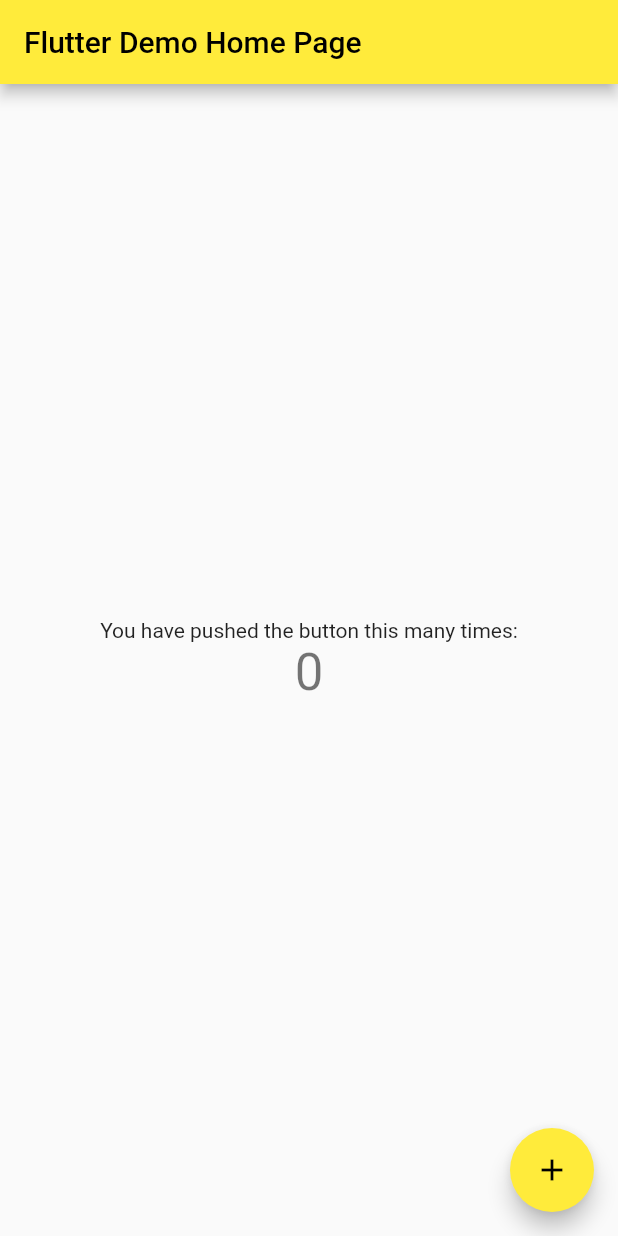
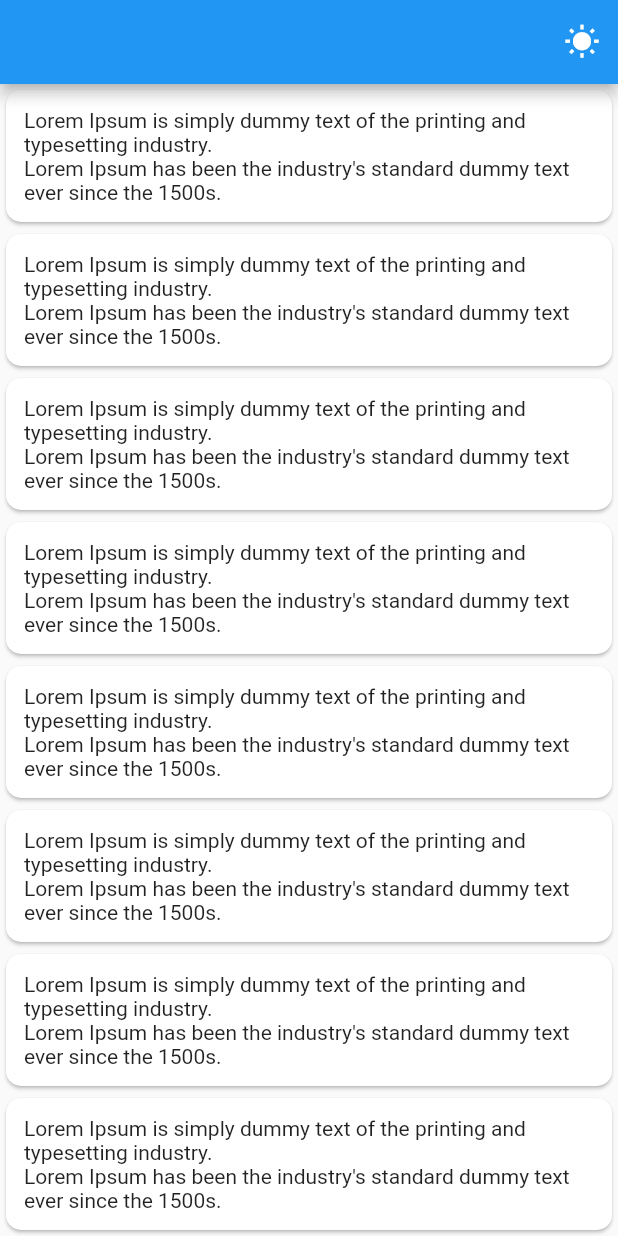
Before and after one commit to bublitz/deep, a Flutter app: the screen it shows after launch, on a phone screen of 412 x 824 dp. Run offline on Flutter 3.47's test engine with Material 2 defaults, Android fonts, the phone set to English and light mode, and no system bars; our stand-ins replace shared_preferences.

Commit message:
add Change Color and Name Theme

```diff
--- a/lib/main.dart
+++ b/lib/main.dart
@@ -1,92 +1,75 @@
+// ignore_for_file: depend_on_referenced_packages, library_private_types_in_public_api, use_key_in_widget_constructors
+
 import 'package:flutter/material.dart';
+import 'package:provider/provider.dart';
+import 'package:teste/theme_model.dart';
 
 void main() {
-  runApp(const MyApp());
+  runApp(MyApp());
 }
 
+/*
+ theme: ThemeData(
+        primarySwatch: Colors.yellow,
+      ),
+*/
+
 class MyApp extends StatelessWidget {
-  const MyApp({Key? key}) : super(key: key);
-
-  // This widget is the root of your application.
   @override
   Widget build(BuildContext context) {
-    return MaterialApp(
-      title: 'Flutter Demo',
-      theme: ThemeData(
-        primarySwatch: Colors.yellow,
-      ),
-      home: const MyHomePage(title: 'Flutter Demo Home Page'),
+    return ChangeNotifierProvider(
+      create: (_) => ThemeModel(),
+      child: Consumer<ThemeModel>(
+          builder: (context, ThemeModel themeNotifier, child) {
+        return MaterialApp(
+          title: 'POC Deep Link',
+          theme: themeNotifier.theme,
+          debugShowCheckedModeBanner: false,
+          home: MyHomePage(),
+        );
+      }),
     );
   }
 }
 
 class MyHomePage extends StatefulWidget {
-  const MyHomePage({Key? key, required this.title}) : super(key: key);
-
-  final String title;
-
   @override
-  State<MyHomePage> createState() => _MyHomePageState();
+  _MyHomePageState createState() => _MyHomePageState();
 }
 
 class _MyHomePageState extends State<MyHomePage> {
-  int _counter = 0;
-
-  void _incrementCounter() {
-    setState(() {
-      _counter++;
+  @override
+  Widget build(BuildContext context) {
+    return Consumer<ThemeModel>(
+        builder: (context, ThemeModel themeNotifier, child) {
+      return Scaffold(
+        appBar: AppBar(
+          title: Text(themeNotifier.team),
+          actions: [
+            IconButton(
+                icon: Icon(themeNotifier.icon),
+                onPressed: () {
+                  themeNotifier.nextTeam();
+                  print("Theme change clicked");
+                })
+          ],
+        ),
+        body: ListView.builder(itemBuilder: (BuildContext context, int index) {
+          return Container(
+            child: Card(
+              shape: RoundedRectangleBorder(
+                  borderRadius: BorderRadius.circular(10)),
+              child: Padding(
+                padding: const EdgeInsets.all(12.0),
+                child: Text(
+                  "Lorem Ipsum is simply dummy text of the printing and typesetting industry. \nLorem Ipsum has been the industry's standard dummy text ever since the 1500s.",
+                  style: TextStyle(fontSize: 14),
+                ),
+              ),
+            ),
+          );
+        }),
+      );
     });
   }
-
-  @override
-  Widget build(BuildContext context) {
-    // This method is rerun every time setState is called, for instance as done
-    // by the _incrementCounter method above.
-    //
-    // The Flutter framework has been optimized to make rerunning build methods
-    // fast, so that you can just rebuild anything that needs updating rather
-    // than having to individually change instances of widgets.
-    return Scaffold(
-      appBar: AppBar(
-        // Here we take the value from the MyHomePage object that was created by
-        // the App.build method, and use it to set our appbar title.
-        title: Text(widget.title),
-      ),
-      body: Center(
-        // Center is a layout widget. It takes a single child and positions it
-        // in the middle of the parent.
-        child: Column(
-          // Column is also a layout widget. It takes a list of children and
-          // arranges them vertically. By default, it sizes itself to fit its
-          // children horizontally, and tries to be as tall as its parent.
-          //
-          // Invoke "debug painting" (press "p" in the console, choose the
-          // "Toggle Debug Paint" action from the Flutter Inspector in Android
-          // Studio, or the "Toggle Debug Paint" command in Visual Studio Code)
-          // to see the wireframe for each widget.
-          //
-          // Column has various properties to control how it sizes itself and
-          // how it positions its children. Here we use mainAxisAlignment to
-          // center the children vertically; the main axis here is the vertical
-          // axis because Columns are vertical (the cross axis would be
-          // horizontal).
-          mainAxisAlignment: MainAxisAlignment.center,
-          children: <Widget>[
-            const Text(
-              'You have pushed the button this many times:',
-            ),
-            Text(
-              '$_counter',
-              style: Theme.of(context).textTheme.headline4,
-            ),
-          ],
-        ),
-      ),
-      floatingActionButton: FloatingActionButton(
-        onPressed: _incrementCounter,
-        tooltip: 'Increment',
-        child: const Icon(Icons.add),
-      ), // This trailing comma makes auto-formatting nicer for build methods.
-    );
-  }
 }
--- /dev/null
+++ b/lib/theme_preference.dart
@@ -0,0 +1,17 @@
+// ignore_for_file: constant_identifier_names, depend_on_referenced_packages
+
+import 'package:shared_preferences/shared_preferences.dart';
+
+class ThemePreferences {
+  static const PREF_KEY = "name_team";
+
+  setTheme(String team) async {
+    SharedPreferences sharedPreferences = await SharedPreferences.getInstance();
+    sharedPreferences.setString(PREF_KEY, team);
+  }
+
+  getTheme() async {
+    SharedPreferences sharedPreferences = await SharedPreferences.getInstance();
+    return sharedPreferences.getString(PREF_KEY) ?? '';
+  }
+}
```
Also changed, not shown: lib/theme_model.dart (added, +149 -0 lines), pubspec.yaml (+3 -31 lines), pubspec.lock, 2 other files.
